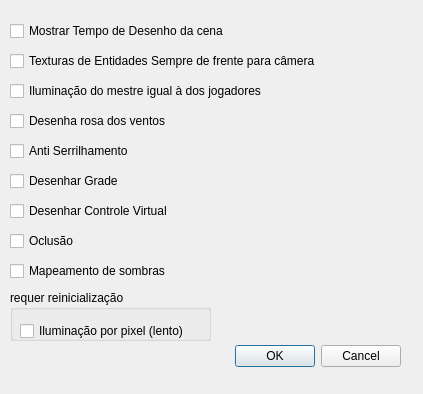
This is ifg/qt/ui/opcoes.ui in matferib/tabuleiro-virtual as Qt 5 draws it before an edit. The edited form follows.
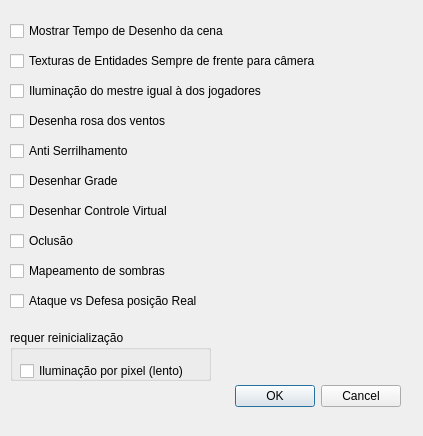
This is the edited form.

Commit message: interface de alcance

```diff
--- a/ifg/qt/ui/opcoes.ui
+++ b/ifg/qt/ui/opcoes.ui
@@ -7,7 +7,7 @@
     <x>0</x>
     <y>0</y>
     <width>423</width>
-    <height>394</height>
+    <height>436</height>
    </rect>
   </property>
   <property name="windowTitle">
@@ -17,7 +17,7 @@
    <property name="geometry">
     <rect>
      <x>210</x>
-     <y>340</y>
+     <y>380</y>
      <width>191</width>
      <height>32</height>
     </rect>
@@ -124,7 +124,7 @@
    <property name="geometry">
     <rect>
      <x>10</x>
-     <y>290</y>
+     <y>330</y>
      <width>201</width>
      <height>51</height>
     </rect>
@@ -172,6 +172,19 @@
     <string>Mapeamento de sombras</string>
    </property>
   </widget>
+  <widget class="QCheckBox" name="checkbox_ataque_vs_defesa_posicao_real">
+   <property name="geometry">
+    <rect>
+     <x>10</x>
+     <y>290</y>
+     <width>271</width>
+     <height>22</height>
+    </rect>
+   </property>
+   <property name="text">
+    <string>Ataque vs Defesa posição Real</string>
+   </property>
+  </widget>
  </widget>
  <resources/>
  <connections>
```
The commit also changes 4 other files.
